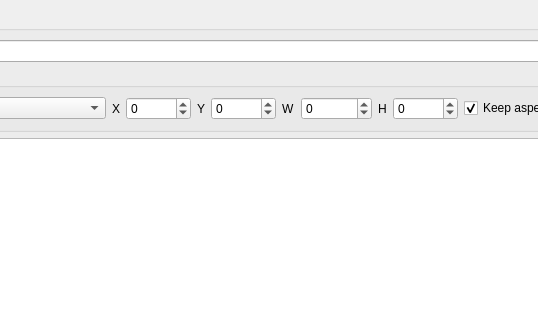
ensisoft/detonator, file editor/gui/dlgsvg.ui: the form before one commit; both pictures show x 289 to 827 and y 0 to 320 of the 1053 by 838 pixel window.
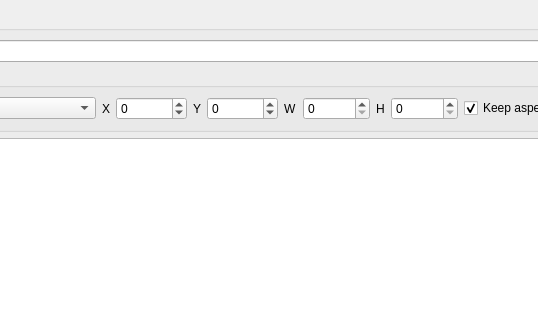
The form after the commit. Icons and pictures are not drawn. Custom widgets are drawn as their Qt base class.

Commit message:
Tweak the SVG dialog x,y offset and width, height ranges
Tweak the SVG dialog x,y offset and width,height ranges.

Diff of the .ui file:
```diff
--- a/editor/gui/dlgsvg.ui
+++ b/editor/gui/dlgsvg.ui
@@ -93,10 +93,10 @@
          <item>
           <widget class="QSpinBox" name="viewX">
            <property name="minimum">
-            <number>-10000</number>
+            <number>-100000</number>
            </property>
            <property name="maximum">
-            <number>10000</number>
+            <number>100000</number>
            </property>
            <property name="stepType">
             <enum>QAbstractSpinBox::AdaptiveDecimalStepType</enum>
@@ -113,10 +113,10 @@
          <item>
           <widget class="QSpinBox" name="viewY">
            <property name="minimum">
-            <number>-10000</number>
+            <number>-100000</number>
            </property>
            <property name="maximum">
-            <number>10000</number>
+            <number>100000</number>
            </property>
            <property name="stepType">
             <enum>QAbstractSpinBox::AdaptiveDecimalStepType</enum>
@@ -133,10 +133,10 @@
          <item>
           <widget class="QSpinBox" name="viewW">
            <property name="minimum">
-            <number>-100000</number>
+            <number>0</number>
            </property>
            <property name="maximum">
-            <number>10000</number>
+            <number>100000</number>
            </property>
            <property name="stepType">
             <enum>QAbstractSpinBox::AdaptiveDecimalStepType</enum>
@@ -153,10 +153,10 @@
          <item>
           <widget class="QSpinBox" name="viewH">
            <property name="minimum">
-            <number>-10000</number>
+            <number>0</number>
            </property>
            <property name="maximum">
-            <number>10000</number>
+            <number>100000</number>
            </property>
            <property name="stepType">
             <enum>QAbstractSpinBox::AdaptiveDecimalStepType</enum>
```
